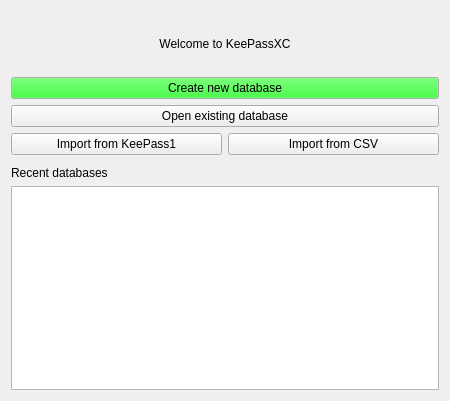
Above: src/gui/WelcomeWidget.ui from keepassxreboot/keepassxc before the change. Below: the same form after it.
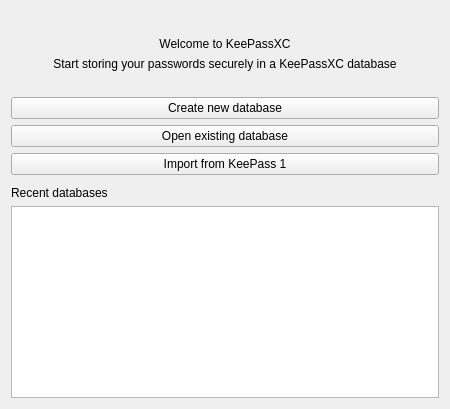
That is the form after the change.

Commit message: hide recent database; fix wording

Diff of the .ui file:
```diff
--- a/src/gui/WelcomeWidget.ui
+++ b/src/gui/WelcomeWidget.ui
@@ -80,6 +80,16 @@
      </property>
     </widget>
    </item>
+   <item>
+    <widget class="QLabel" name="startLabel">
+     <property name="text">
+      <string>Start storing your passwords securely in a KeePassXC database</string>
+     </property>
+     <property name="alignment">
+      <set>Qt::AlignCenter</set>
+     </property>
+    </widget>
+   </item>
    <item>
     <spacer name="verticalSpacer">
      <property name="orientation">
@@ -98,43 +108,6 @@
    </item>
    <item>
     <widget class="QPushButton" name="buttonNewDatabase">
-     <property name="palette">
-      <palette>
-       <active>
-        <colorrole role="Button">
-         <brush brushstyle="SolidPattern">
-          <color alpha="255">
-           <red>0</red>
-           <green>255</green>
-           <blue>0</blue>
-          </color>
-         </brush>
-        </colorrole>
-       </active>
-       <inactive>
-        <colorrole role="Button">
-         <brush brushstyle="SolidPattern">
-          <color alpha="255">
-           <red>0</red>
-           <green>255</green>
-           <blue>0</blue>
-          </color>
-         </brush>
-        </colorrole>
-       </inactive>
-       <disabled>
-        <colorrole role="Button">
-         <brush brushstyle="SolidPattern">
-          <color alpha="255">
-           <red>0</red>
-           <green>255</green>
-           <blue>0</blue>
-          </color>
-         </brush>
-        </colorrole>
-       </disabled>
-      </palette>
-     </property>
      <property name="text">
       <string>Create new database</string>
      </property>
@@ -148,25 +121,11 @@
     </widget>
    </item>
    <item>
-    <layout class="QHBoxLayout" name="horizontalLayout_2">
-     <item>
-      <widget class="QPushButton" name="buttonImportKeePass1">
-       <property name="text">
-        <string>Import from KeePass1</string>
-       </property>
-      </widget>
-     </item>
-     <item>
-      <widget class="QPushButton" name="buttonImportCSV">
-       <property name="enabled">
-        <bool>true</bool>
-       </property>
-       <property name="text">
-        <string>Import from CSV</string>
-       </property>
-      </widget>
-     </item>
-    </layout>
+    <widget class="QPushButton" name="buttonImportKeePass1">
+     <property name="text">
+      <string>Import from KeePass 1</string>
+     </property>
+    </widget>
    </item>
    <item>
     <spacer name="verticalSpacer_2">
```
The commit also changes 1 other file.
